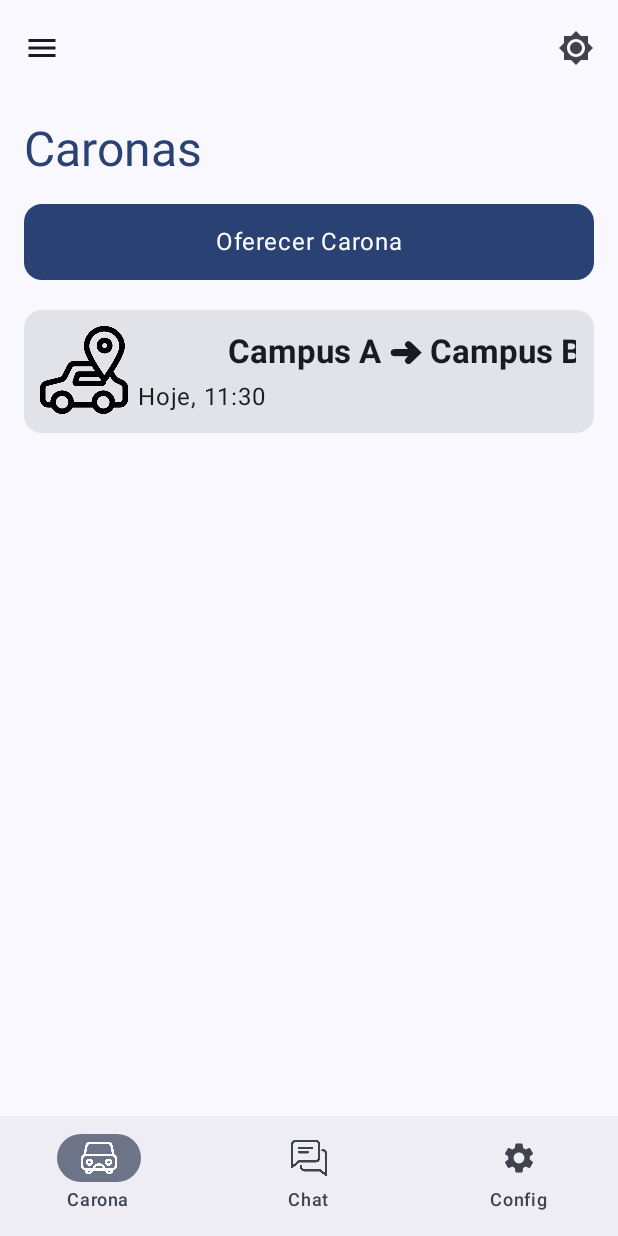
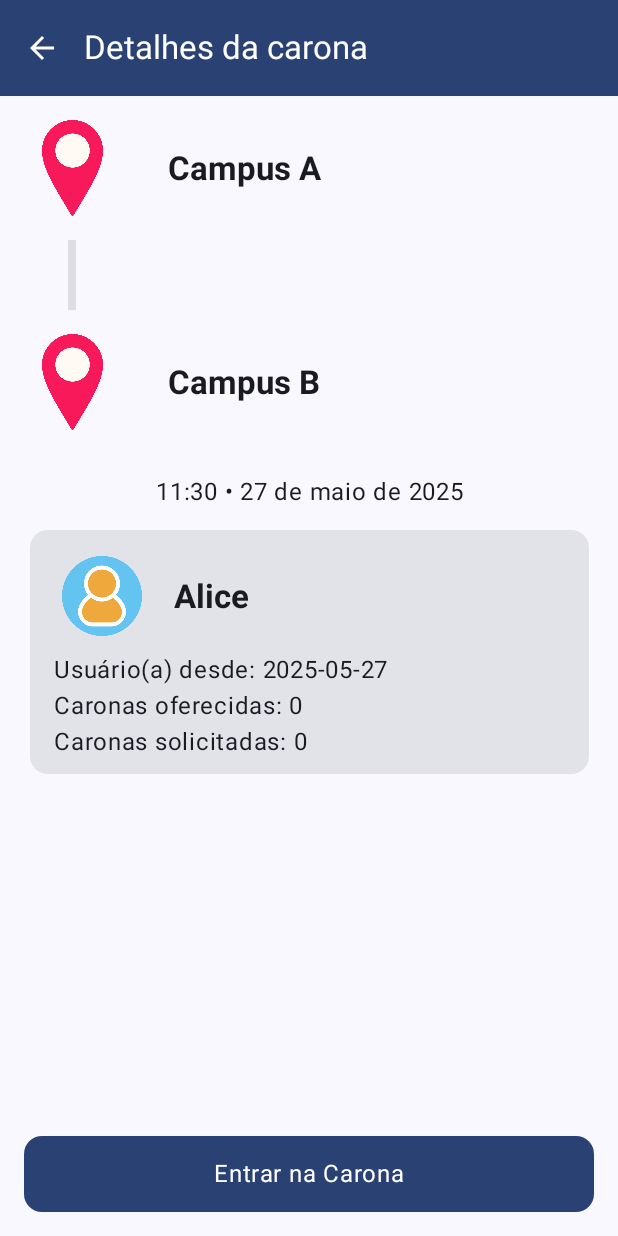
Before and after one commit to adailtonbsf/mobile-2025.1, an Android app built with Jetpack Compose: the CaronaScreen screen opened through its navigation route, after a tap on an icon or button, on a phone screen of 412 x 824 dp. Run offline under Robolectric (Android 15) with nearby library versions, the phone set to English and light mode, and no system bars; pictures from the network do not load; 1 other tap on this screen came first.

Commit message:
add: user card, offerCaronaScreen & CaronaDetailsScreen

```diff
--- a/UniRun/app/src/main/java/me/daltonbsf/unirun/MainActivity.kt
+++ b/UniRun/app/src/main/java/me/daltonbsf/unirun/MainActivity.kt
@@ -23,7 +23,9 @@ import androidx.compose.runtime.getValue
 import me.daltonbsf.unirun.model.caronaChatList
 import me.daltonbsf.unirun.model.peopleChatList
 import me.daltonbsf.unirun.ui.screens.CaronaChatScreen
+import me.daltonbsf.unirun.ui.screens.CaronaDetailsScreen
 import me.daltonbsf.unirun.ui.screens.CaronaScreen
+import me.daltonbsf.unirun.ui.screens.OfferCaronaScreen
 
 class MainActivity : ComponentActivity() {
     @ExperimentalMaterial3Api
@@ -41,7 +43,9 @@ class MainActivity : ComponentActivity() {
                 } else {
                     val withoutTopBottomBar = listOf(
                         "peopleChat/{chatName}",
-                        "caronaChat/{chatName}"
+                        "caronaChat/{chatName}",
+                        "offerCarona",
+                        "caronaDetails/{caronaId}"
                     )
                     Scaffold(
                         topBar = {
@@ -77,6 +81,13 @@ class MainActivity : ComponentActivity() {
                                 }
                             }
                             composable("carona") { CaronaScreen(navController) }
+                            composable("offerCarona") { OfferCaronaScreen(navController) }
+                            composable("caronaDetails/{caronaId}") { navBackStackEntry ->
+                                val caronaId = navBackStackEntry.arguments?.getString("caronaId")
+                                if (caronaId != null) {
+                                    CaronaDetailsScreen(caronaId, navController)
+                                }
+                            }
                         }
                     }
                 }
--- a/UniRun/app/src/main/java/me/daltonbsf/unirun/model/User.kt
+++ b/UniRun/app/src/main/java/me/daltonbsf/unirun/model/User.kt
@@ -1,9 +1,21 @@
 package me.daltonbsf.unirun.model
+
+import java.time.LocalDate
 
 data class User(
     val email: String,
     var name: String,
     var username: String,
     var phone: String? = null,
-    var profileImageURL: String? = null
+    var profileImageURL: String? = null,
+    val registrationDate: LocalDate,
+    var bio: String? = "",
+    var offeredRidesCount: Int = 0,
+    var requestedRidesCount: Int = 0
 )
+
+var userList = listOf(
+    User("Alice", "Alice", "alice123", "1234567890", "https://i.pinimg.com/736x/19/99/5e/19995e098e2f6f5e029f2c9a79fb62ab.jpg", LocalDate.now()),
+    User("Bob", "Bob", "bob123", "0987654321", "https://encrypted-tbn0.gstatic.com/images?q=tbn:ANd9GcSxEy9UzgJT8kDAPkT0bz8-MxQWKHz1KNRlkQ&s", LocalDate.now()),
+    User("Charlie", "Charlie", "charlie123", "1122334455", "https://encrypted-tbn0.gstatic.com/images?q=tbn:ANd9GcSAuUNMtLhNHgbw51Dtfckd_JvggnZkC0fSXg&s", LocalDate.now())
+)
--- a/UniRun/app/src/main/java/me/daltonbsf/unirun/ui/components/CaronaCard.kt
+++ b/UniRun/app/src/main/java/me/daltonbsf/unirun/ui/components/CaronaCard.kt
@@ -1,6 +1,7 @@
 package me.daltonbsf.unirun.ui.components
 
 import androidx.compose.foundation.Image
+import androidx.compose.foundation.background
 import androidx.compose.foundation.basicMarquee
 import androidx.compose.foundation.layout.Arrangement
 import androidx.compose.foundation.layout.Column
@@ -13,6 +14,7 @@ import androidx.compose.material3.Text
 import androidx.compose.runtime.Composable
 import androidx.compose.ui.Alignment
 import androidx.compose.ui.Modifier
+import androidx.compose.ui.graphics.Color
 import androidx.compose.ui.res.painterResource
 import androidx.compose.ui.text.font.FontWeight
 import androidx.compose.ui.unit.dp
@@ -22,9 +24,16 @@ import java.time.LocalDate
 import java.time.format.DateTimeFormatter
 
 @Composable
-fun CaronaCard(carona: Carona) {
+fun CaronaCard(carona: Carona, isUserInCarona: Boolean) {
+    val backgroundColor = if (isUserInCarona) {
+        MaterialTheme.colorScheme.primaryContainer // Cor quando o usuário está na carona
+    } else {
+        Color.Transparent // Cor padrão ou outra cor desejada
+    }
+
     Row(
         modifier = Modifier
+            .background(backgroundColor) // Define o background aqui
             .padding(8.dp)
             .fillMaxWidth()
     ) {
--- /dev/null
+++ b/UniRun/app/src/main/java/me/daltonbsf/unirun/ui/components/UserCard.kt
@@ -0,0 +1,69 @@
+package me.daltonbsf.unirun.ui.components
+
+import androidx.compose.foundation.layout.Column
+import androidx.compose.foundation.layout.Row
+import androidx.compose.foundation.layout.fillMaxWidth
+import androidx.compose.foundation.layout.padding
+import androidx.compose.foundation.layout.size
+import androidx.compose.foundation.shape.CircleShape
+import androidx.compose.material3.Card
+import androidx.compose.material3.MaterialTheme
+import androidx.compose.material3.Text
+import androidx.compose.runtime.Composable
+import androidx.compose.ui.Alignment
+import androidx.compose.ui.Modifier
+import androidx.compose.ui.draw.clip
+import androidx.compose.ui.layout.ContentScale
+import androidx.compose.ui.res.painterResource
+import androidx.compose.ui.text.font.FontWeight
+import androidx.compose.ui.text.style.TextOverflow
+import androidx.compose.ui.unit.dp
+import coil.compose.AsyncImage
+import me.daltonbsf.unirun.model.User
+import me.daltonbsf.unirun.R
+
+@Composable
+fun UserCard(user: User) {
+    Card {
+        Column(
+            modifier = Modifier
+                .padding(8.dp)
+                .fillMaxWidth(0.9f) // Adjust width as needed
+                .padding(vertical = 4.dp, horizontal = 8.dp)
+        ) {
+            Row(
+                modifier = Modifier.fillMaxWidth(),
+                verticalAlignment = Alignment.CenterVertically
+            ) {
+                AsyncImage(
+                    model = user.profileImageURL,
+                    contentDescription = "Profile Image",
+                    placeholder = painterResource(R.drawable.placeholder), // Replace with your placeholder image
+                    error = painterResource(R.drawable.error), // Replace with your error image
+                    modifier = Modifier.size(64.dp).clip(CircleShape),
+                    contentScale = ContentScale.Crop
+                )
+                Text(
+                    user.name,
+                    style = MaterialTheme.typography.titleLarge,
+                    modifier = Modifier
+                        .weight(1f)
+                        .padding(start = 16.dp),
+                    maxLines = 1,
+                    overflow = TextOverflow.Ellipsis,
+                    fontWeight = FontWeight.Bold
+                )
+            }
+            Text(
+                text = "Usuário(a) desde: ${user.registrationDate} \n" +
+                        "Caronas oferecidas: ${user.offeredRidesCount} \n" +
+                        "Caronas solicitadas: ${user.requestedRidesCount}" +
+                        if (user.bio != "") "\n\nBio: ${user.bio}" else "",
+                style = MaterialTheme.typography.bodyLarge,
+                modifier = Modifier.padding(top = 8.dp, end = 16.dp),
+                maxLines = 6,
+                overflow = TextOverflow.Ellipsis
+            )
+        }
+    }
+}
--- /dev/null
+++ b/UniRun/app/src/main/java/me/daltonbsf/unirun/ui/screens/CaronaDetailsScreen.kt
@@ -0,0 +1,136 @@
+package me.daltonbsf.unirun.ui.screens
+
+import androidx.compose.foundation.Image
+import androidx.compose.foundation.background
+import androidx.compose.foundation.basicMarquee
+import androidx.compose.foundation.layout.Box
+import androidx.compose.foundation.layout.Column
+import androidx.compose.foundation.layout.Row
+import androidx.compose.foundation.layout.fillMaxHeight
+import androidx.compose.foundation.layout.fillMaxSize
+import androidx.compose.foundation.layout.fillMaxWidth
+import androidx.compose.foundation.layout.padding
+import androidx.compose.foundation.layout.size
+import androidx.compose.foundation.layout.width
+import androidx.compose.material.icons.Icons
+import androidx.compose.material.icons.automirrored.filled.ArrowBack
+import androidx.compose.material3.Button
+import androidx.compose.material3.ExperimentalMaterial3Api
+import androidx.compose.material3.Icon
+import androidx.compose.material3.IconButton
+import androidx.compose.material3.MaterialTheme
+import androidx.compose.material3.Scaffold
+import androidx.compose.material3.Text
+import androidx.compose.material3.TopAppBar
+import androidx.compose.material3.TopAppBarDefaults
+import androidx.compose.runtime.Composable
+import androidx.compose.ui.Alignment
+import androidx.compose.ui.Modifier
+import androidx.compose.ui.graphics.Color
+import androidx.compose.ui.res.painterResource
+import androidx.compose.ui.text.font.FontWeight
+import androidx.compose.ui.text.style.TextAlign
+import androidx.compose.ui.unit.dp
+import androidx.navigation.NavController
+import me.daltonbsf.unirun.R
+import me.daltonbsf.unirun.model.caronaList
+import me.daltonbsf.unirun.model.userList
+import me.daltonbsf.unirun.ui.components.UserCard
+import java.time.format.DateTimeFormatter
+import java.util.Locale
+
+@Composable
+fun VerticalDivider(modifier: Modifier = Modifier, color: Color = MaterialTheme.colorScheme.onSurface.copy(alpha = 0.12f)) {
+    Box(
+        modifier
+            .fillMaxHeight(0.2f)
+            .width(5.dp)
+            .background(color = color)
+    )
+}
+
+@ExperimentalMaterial3Api
+@Composable
+fun CaronaDetailsScreen(
+    caronaId: String,
+    navController: NavController
+) {
+    val carona = caronaList[caronaId.toInt()-1]
+    Scaffold(
+        topBar = {
+            TopAppBar(
+                title = { Text("Detalhes da carona") },
+                navigationIcon = {
+                    IconButton(onClick = { navController.popBackStack() }) {
+                        Icon(Icons.AutoMirrored.Filled.ArrowBack, contentDescription = "Back")
+                    }
+                },
+                colors = TopAppBarDefaults.topAppBarColors(
+                    containerColor = MaterialTheme.colorScheme.primary,
+                    titleContentColor = MaterialTheme.colorScheme.onPrimary,
+                    navigationIconContentColor = MaterialTheme.colorScheme.onPrimary
+                )
+            )
+        },
+        bottomBar = {
+            Button(
+                onClick = { /* TODO: Implement join carona logic */ },
+                modifier = Modifier
+                    .padding(16.dp)
+                    .fillMaxWidth(),
+                shape = MaterialTheme.shapes.medium,
+            ) {
+                Text(
+                    "Entrar na Carona",
+                    style = MaterialTheme.typography.bodyLarge,
+                    color = MaterialTheme.colorScheme.onPrimary,
+                    modifier = Modifier.padding(8.dp)
+                )
+            }
+        }
+    ) { innerPadding ->
+        Column(
+            modifier = Modifier
+                .padding(innerPadding)
+                .fillMaxSize(),
+            horizontalAlignment = Alignment.CenterHorizontally
+        ) {
+            Column(modifier = Modifier.fillMaxWidth()) {
+                Row(verticalAlignment = Alignment.CenterVertically) {
+                    Image(
+                        painter = painterResource(R.drawable.location_pin_icon),
+                        contentDescription = "Location Icon",
+                        modifier = Modifier.padding(16.dp).size(64.dp)
+                    )
+                    Text(
+                        text = carona.origin,
+                        style = MaterialTheme.typography.titleLarge,
+                        modifier = Modifier.padding(16.dp).basicMarquee(),
+                        fontWeight = FontWeight.Bold
+                    )
+                }
+                VerticalDivider(modifier = Modifier.fillMaxHeight(0.08f).padding(start = 45.dp))
+                Row(verticalAlignment = Alignment.CenterVertically) {
+                    Image(
+                        painter = painterResource(R.drawable.location_pin_icon),
+                        contentDescription = "Location Icon",
+                        modifier = Modifier.padding(16.dp).size(64.dp)
+                    )
+                    Text(
+                        text = carona.destiny,
+                        style = MaterialTheme.typography.titleLarge,
+                        modifier = Modifier.padding(16.dp).basicMarquee(),
+                        fontWeight = FontWeight.Bold,
+                    )
+                }
+            }
+            Text(
+                carona.departureDate.format(DateTimeFormatter.ofPattern("HH:mm • d 'de' MMMM 'de' yyyy", Locale("pt", "BR"))),
+                modifier = Modifier.padding(16.dp).fillMaxWidth(),
+                textAlign = TextAlign.Center,
+                style = MaterialTheme.typography.bodyLarge
+            )
+            UserCard(userList[0])
+        }
+    }
+}
--- a/UniRun/app/src/main/java/me/daltonbsf/unirun/ui/screens/CaronaScreen.kt
+++ b/UniRun/app/src/main/java/me/daltonbsf/unirun/ui/screens/CaronaScreen.kt
@@ -25,7 +25,7 @@ fun CaronaScreen(navController: NavController) {
             color = MaterialTheme.colorScheme.primary,
         )
         Button(
-            onClick = {},
+            onClick = { navController.navigate("offerCarona") },
             shape = MaterialTheme.shapes.medium,
             modifier = Modifier
                 .padding(start = 16.dp, end = 16.dp, bottom = 16.dp)
@@ -42,7 +42,7 @@ fun CaronaScreen(navController: NavController) {
             modifier = Modifier
                 .padding(vertical = 4.dp, horizontal = 16.dp)
                 .clickable {
-//                    navController.navigate("peopleChat/${chat.getName()}")
+                    navController.navigate("caronaDetails/1")
                 }
         ) {
             CaronaCard(
@@ -55,7 +55,27 @@ fun CaronaScreen(navController: NavController) {
                     origin = "Campus A",
                     destiny = "Campus B",
                     seatsAvailable = 3
-                )
+                ), false
+            )
+        }
+        Card(
+            modifier = Modifier
+                .padding(vertical = 4.dp, horizontal = 16.dp)
+                .clickable {
+                    navController.navigate("caronaDetails/2")
+                }
+        ) {
+            CaronaCard(
+                Carona(
+                    id = "2",
+                    creator = "Bob",
+                    description = "Carona para o shopping",
+                    creationDate = java.time.LocalDateTime.now(),
+                    departureDate = java.time.LocalDateTime.now().plusHours(2),
+                    origin = "Campus B",
+                    destiny = "Shopping Center",
+                    seatsAvailable = 2
+                ), true
             )
         }
     }
--- a/UniRun/app/src/main/java/me/daltonbsf/unirun/ui/screens/ChatScreen.kt
+++ b/UniRun/app/src/main/java/me/daltonbsf/unirun/ui/screens/ChatScreen.kt
@@ -6,7 +6,6 @@ import androidx.compose.foundation.layout.Row
 import androidx.compose.foundation.layout.Spacer
 import androidx.compose.foundation.layout.fillMaxSize
 import androidx.compose.foundation.layout.fillMaxWidth
-import androidx.compose.foundation.layout.offset
 import androidx.compose.foundation.layout.padding
 import androidx.compose.foundation.layout.size
 import androidx.compose.foundation.layout.width
@@ -93,8 +92,7 @@ fun ChatScreen(chat: ChatInterface, navController: NavController) {
                     containerColor = MaterialTheme.colorScheme.primary,
                     titleContentColor = MaterialTheme.colorScheme.onPrimary,
                     navigationIconContentColor = MaterialTheme.colorScheme.onPrimary
-                ),
-                modifier = Modifier.offset(y = (-54).dp)
+                )
             )
         }
     ) { innerPadding ->
```
Also changed, not shown: UniRun/app/src/main/java/me/daltonbsf/unirun/model/Carona.kt (+23 -0 lines), UniRun/app/src/main/java/me/daltonbsf/unirun/model/CaronaChat.kt (+2 -10 lines), UniRun/app/src/main/java/me/daltonbsf/unirun/ui/screens/OfferCaronaScreen.kt (added, +171 -0 lines), UniRun/app/src/main/res/drawable/location_pin_icon.png (added).
